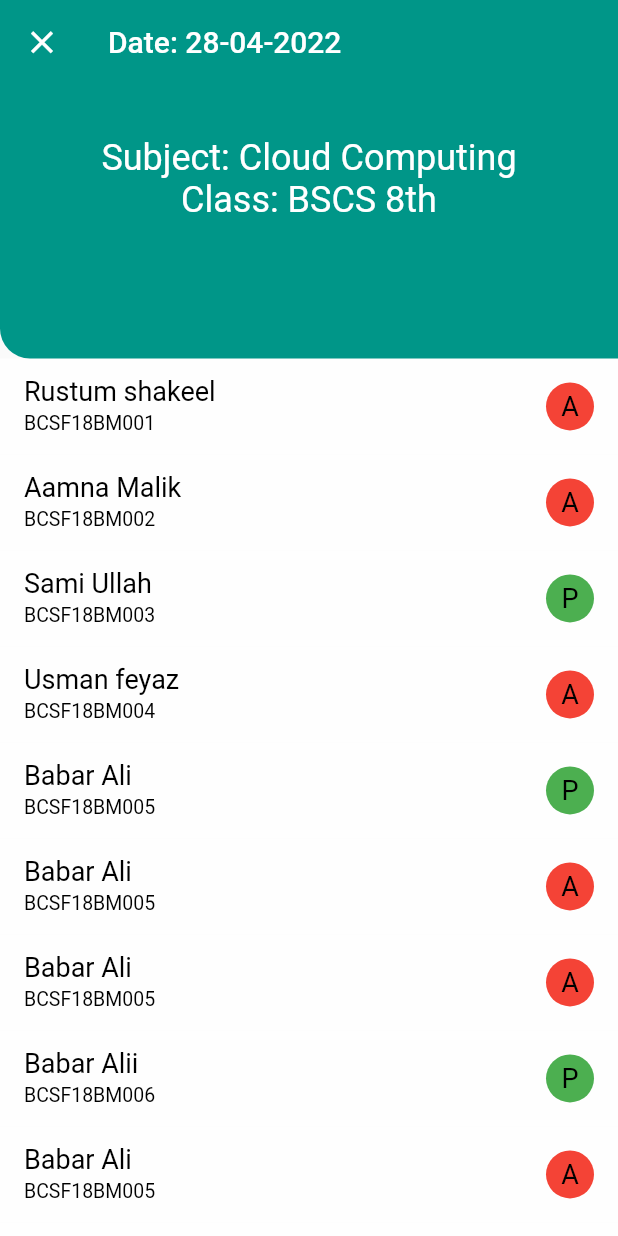
After one commit to samichaudhry/fyp_task, a Flutter app: the ReportPage screen opened directly, on a phone screen of 412 x 824 dp. The commit adds this screen. Run offline on Flutter 3.47's test engine with Material 2 defaults, Android fonts, the phone set to English and light mode, and no system bars; our stand-ins replace firebase_core, get; accounts and stored records are empty.

Commit message:
reponsive , nav bar, report page. subjects page added.

```diff
--- a/lib/attendance_sheet.dart
+++ b/lib/attendance_sheet.dart
@@ -31,7 +31,9 @@ class _AttendanceSheetState extends State<AttendanceSheet> {
                 bottomRight: Radius.circular(20),
               ),
             ),
-            expandedHeight: 180,
+            expandedHeight: Responsive.isMobile(context)
+                ? MediaQuery.of(context).size.height * 0.25
+                : MediaQuery.of(context).size.height * 0.35,
             flexibleSpace: FlexibleSpaceBar(
               title: const Text(
                 'BS Computer Science',
--- /dev/null
+++ b/lib/reportpage.dart
@@ -0,0 +1,245 @@
+// ignore_for_file: prefer_const_constructors
+
+import 'package:flutter/material.dart';
+import 'package:fyp_task/utils.dart';
+
+class ReportPage extends StatefulWidget {
+  const ReportPage({Key? key}) : super(key: key);
+
+  @override
+  State<ReportPage> createState() => _ReportPageState();
+}
+
+class _ReportPageState extends State<ReportPage> {
+  List studentdata = [
+    {'name': 'Rustum shakeel', 'roll_no': 'BCSF18BM001', 'status': 'A'},
+    {'name': 'Aamna Malik', 'roll_no': 'BCSF18BM002', 'status': 'A'},
+    {'name': 'Sami Ullah', 'roll_no': 'BCSF18BM003', 'status': 'P'},
+    {'name': 'Usman feyaz', 'roll_no': 'BCSF18BM004', 'status': 'A'},
+    {'name': 'Babar Ali', 'roll_no': 'BCSF18BM005', 'status': 'P'},
+    {'name': 'Babar Ali', 'roll_no': 'BCSF18BM005', 'status': 'A'},
+    {'name': 'Babar Ali', 'roll_no': 'BCSF18BM005', 'status': 'A'},
+    {'name': 'Babar Alii', 'roll_no': 'BCSF18BM006', 'status': 'P'},
+    {'name': 'Babar Ali', 'roll_no': 'BCSF18BM005', 'status': 'A'},
+    {'name': 'Babar Ali', 'roll_no': 'BCSF18BM005', 'status': 'P'},
+    {'name': 'Babar Ali', 'roll_no': 'BCSF18BM005', 'status': 'A'},
+    {'name': 'Babar Ali', 'roll_no': 'BCSF18BM005', 'status': 'P'},
+    {'name': 'Babar Ali', 'roll_no': 'BCSF18BM005', 'status': 'P'},
+    {'name': 'Babar Ali', 'roll_no': 'BCSF18BM005', 'status': 'A'},
+    {'name': 'Babar Ali', 'roll_no': 'BCSF18BM005', 'status': 'A'},
+    {'name': 'Babar Ali', 'roll_no': 'BCSF18BM005', 'status': 'A'},
+    {'name': 'Babar Ali', 'roll_no': 'BCSF18BM005', 'status': 'P'},
+    {'name': 'Babar Ali', 'roll_no': 'BCSF18BM005', 'status': 'A'},
+    {'name': 'Babar Ali', 'roll_no': 'BCSF18BM005', 'status': 'A'},
+  ];
+  ScrollController? _scrollController;
+  bool lastStatus = true;
+  double height = 200;
+
+  void _scrollListener() {
+    if (_isShrink != lastStatus) {
+      setState(() {
+        lastStatus = _isShrink;
+      });
+    }
+  }
+
+  bool get _isShrink {
+    return _scrollController != null &&
+        _scrollController!.hasClients &&
+        _scrollController!.offset > (height - kToolbarHeight);
+  }
+
+  @override
+  void initState() {
+    super.initState();
+    _scrollController = ScrollController()..addListener(_scrollListener);
+  }
+
+  @override
+  void dispose() {
+    _scrollController?.removeListener(_scrollListener);
+    _scrollController?.dispose();
+    super.dispose();
+  }
+
+  Widget customText(
+      {txt,
+      textAlign,
+      fsize = 18.0,
+      clr = Colors.black,
+      fweight = FontWeight.normal}) {
+    return Text(
+      txt,
+      textAlign: textAlign,
+      style: TextStyle(
+        fontSize: fsize,
+        color: clr,
+        fontWeight: fweight,
+      ),
+    );
+  }
+
+  Widget customcircleavater(value) {
+    Color? circlecolor;
+    if (value == 'P') {
+      circlecolor = Colors.green;
+    } else if (value == 'A') {
+      circlecolor = Colors.red;
+    } else {
+      circlecolor = Colors.black;
+    }
+    return CircleAvatar(
+        backgroundColor: circlecolor,
+        radius: 16.0,
+        child: customText(
+          txt: value,
+        ));
+  }
+
+  Widget customlisttile(stdname, stdrollno, status) {
+    return ListTile(
+      dense: true,
+      tileColor: Colors.white70,
+      title: customText(
+        txt: stdname,
+      ),
+      subtitle: customText(txt: stdrollno, fsize: 13.0),
+      trailing: customcircleavater(status),
+    );
+  }
+
+  @override
+  Widget build(BuildContext context) {
+    return Scaffold(
+      body: NestedScrollView(
+        controller: _scrollController,
+        headerSliverBuilder: (context, innerBoxIsScrolled) {
+          return [
+            SliverAppBar(
+              elevation: 0,
+              backgroundColor: Colors.teal,
+              pinned: true,
+              expandedHeight: Responsive.isMobile(context)
+                  ? MediaQuery.of(context).size.height * 0.29
+                  : MediaQuery.of(context).size.height * 0.3,
+              collapsedHeight: Responsive.isMobile(context)
+                  ? MediaQuery.of(context).size.height * 0.10
+                  : MediaQuery.of(context).size.height * 0.15,
+              centerTitle: false,
+              // actions: [
+              //   Center(
+              //       child: DottedCircularProgressIndicatorFb(
+              //     size: 30,
+              //     numDots: 9,
+              //     dotSize: 3,
+              //     defaultDotColor: Colors.blue,
+              //     currentDotColor: Colors.orange,
+              //     secondsPerRotation: 1,
+              //   ))
+              // ],
+              leading: IconButton(
+                  onPressed: () {},
+                  icon: const Icon(
+                    Icons.close,
+                    color: Colors.white,
+                    size: 25.0,
+                  )),
+              title: _isShrink
+                  ? null
+                  : const Text(
+                      "Date: 28-04-2022",
+                      // textAlign: TextAlign.center,
+                      style: TextStyle(
+                        fontSize: 20.0,
+                      ),
+                    ),
+              shape: RoundedRectangleBorder(
+                  borderRadius: BorderRadius.only(
+                      bottomLeft: const Radius.circular(20.0),
+                      bottomRight: const Radius.circular(0.0)
+                      // bottomRight: Radius.circular(40.0)
+                      )),
+              flexibleSpace: FlexibleSpaceBar(
+                collapseMode: CollapseMode.parallax,
+                title: _isShrink
+                    ? SafeArea(
+                        child: Padding(
+                          padding: const EdgeInsets.all(10.0),
+                          child: Column(
+                            mainAxisAlignment: MainAxisAlignment.center,
+                            // crossAxisAlignment: CrossAxisAlignment.start,
+                            mainAxisSize: MainAxisSize.max,
+                            children: const [
+                              Text(
+                                "Subject: Cloud Computing",
+                                textAlign: TextAlign.center,
+                                style: TextStyle(
+                                  fontSize: 20,
+                                ),
+                              ),
+                              Text(
+                                "Class: BSCS 8th",
+                                textAlign: TextAlign.center,
+                                style: TextStyle(
+                                  fontSize: 20,
+                                ),
+                              ),
+                            ],
+                          ),
+                        ),
+                      )
+                    : null,
+                background: SafeArea(
+                  child: Stack(
+                    children: <Widget>[
+                      Center(
+                        child: Column(
+                          mainAxisAlignment: MainAxisAlignment.center,
+                          mainAxisSize: MainAxisSize.max,
+                          children: const [
+                            Text(
+                              "Subject: Cloud Computing",
+                              style: TextStyle(
+                                color: Colors.white,
+                                fontSize: 24.0,
+                              ),
+                              textAlign: TextAlign.center,
+                            ),
+                            Text(
+                              "Class: BSCS 8th",
+                              style: TextStyle(
+                                color: Colors.white,
+                                fontSize: 24.0,
+                              ),
+                              textAlign: TextAlign.center,
+                            ),
+                          ],
+                        ),
+                      ),
+                    ],
+                  ),
+                ),
+              ),
+            ),
+          ];
+        },
+        body: CustomScrollView(
+          slivers: [
+            SliverList(
+              delegate: SliverChildBuilderDelegate(
+                (context, index) {
+                  return customlisttile(
+                      studentdata[index]['name'],
+                      studentdata[index]['roll_no'],
+                      studentdata[index]['status']);
+                },
+                childCount: studentdata.length,
+              ),
+            ),
+          ],
+        ),
+      ),
+    );
+  }
+}
```
Also changed, not shown: lib/login.dart (added, +29 -0 lines), lib/main.dart (+6 -2 lines), lib/nav_menu.dart (+33 -30 lines), lib/profile.dart (added, +76 -0 lines), lib/subjects_page.dart (added, +163 -0 lines), lib/utils.dart (+43 -0 lines).
